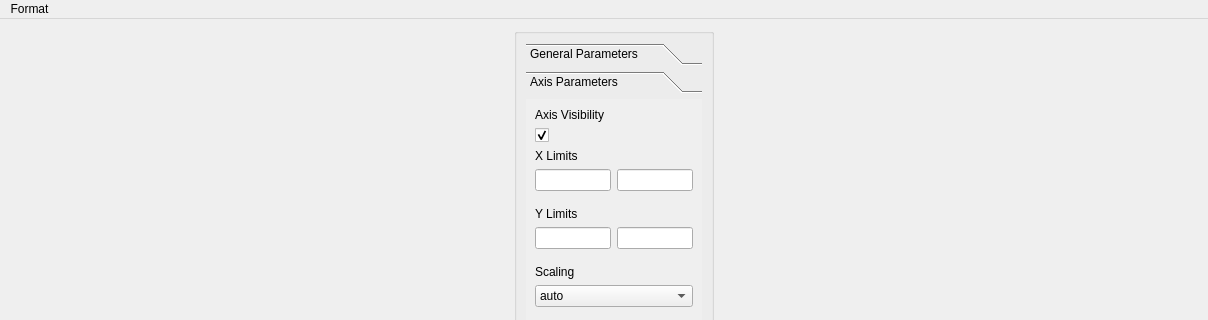
The window that sciplot/ui/qt5-creator/ui_Plotter.ui (CCampJr/SciPlot-PyQt) describes before a commit, drawn with Qt 5; both pictures show x 0 to 1208 and y 0 to 320 of the 1208 by 892 pixel window.
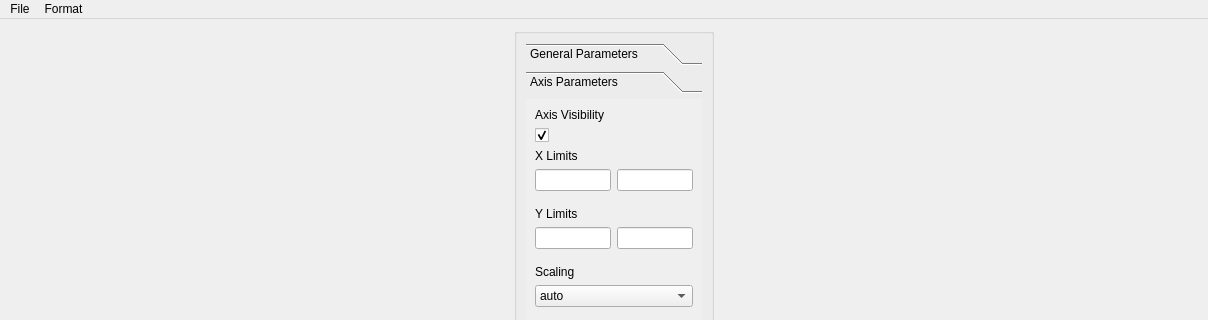
The same window after the commit. The open tabs and pages were chosen to show the change.

Commit message: Rudimentary support for export lines and fill betweens to csv

```diff
--- a/sciplot/ui/qt5-creator/ui_Plotter.ui
+++ b/sciplot/ui/qt5-creator/ui_Plotter.ui
@@ -354,6 +354,16 @@
     <addaction name="actionJournal_Styles"/>
     <addaction name="actionMacro_Schema"/>
    </widget>
+   <widget class="QMenu" name="menuFile">
+    <property name="title">
+     <string>File</string>
+    </property>
+    <addaction name="actionExport_Lines_to_CSV"/>
+    <addaction name="actionExport_Bars_to_CSV"/>
+    <addaction name="actionExport_Fill_Between_to_CSV"/>
+    <addaction name="actionExport_Image_to_CSV"/>
+   </widget>
+   <addaction name="menuFile"/>
    <addaction name="menuFormat"/>
   </widget>
   <widget class="QStatusBar" name="statusbar"/>
```
Left out of the diff: 36 changed lines with no effect on the pictures. The commit also changes 2 other files.
